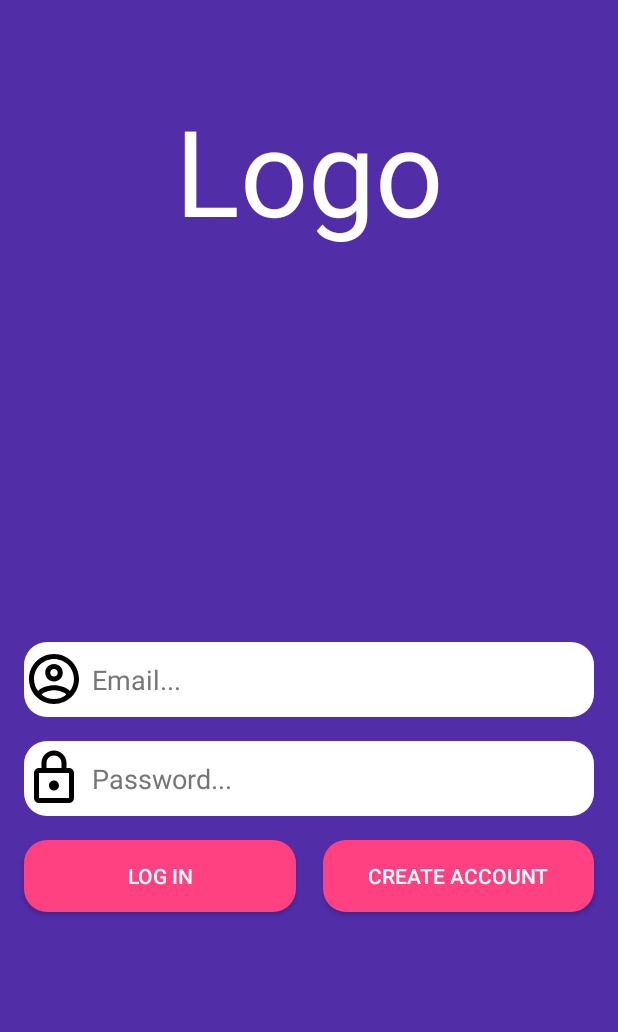
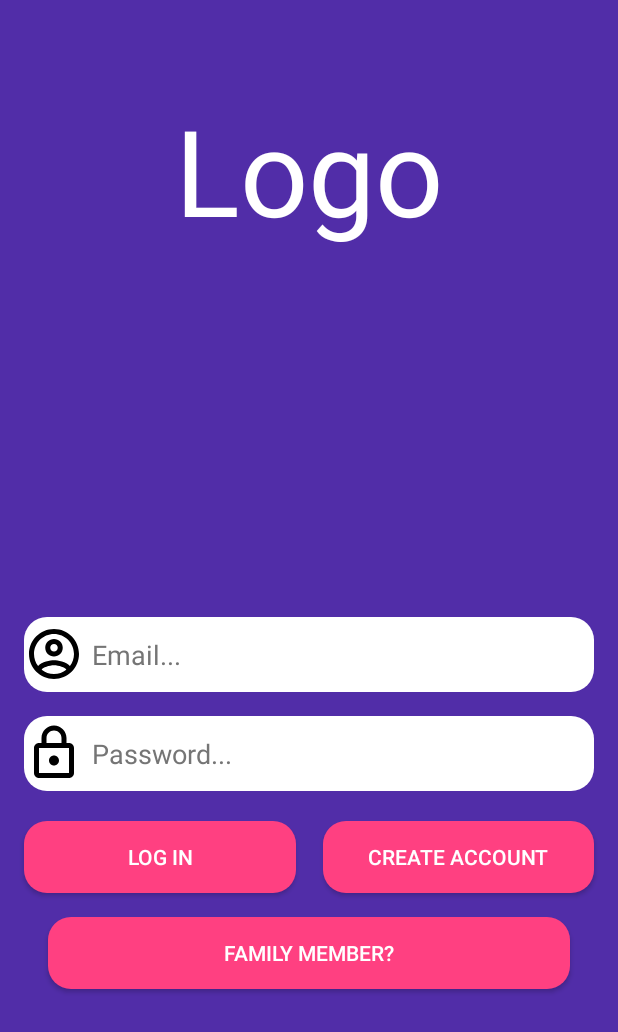
Before and after one commit to Loptt/pec-emergency-system, an Android app: the screen it shows after launch (LoginActivity), on a phone screen of 412 x 824 dp. Shown: the top 1032 px of the screen. Run offline under Robolectric (Android 15) with nearby library versions, the phone set to English and light mode, and no system bars.

Commit message:
Login Screen Finished

```diff
--- a/App/EmergencySystem/app/src/main/res/layout/activity_login.xml
+++ b/App/EmergencySystem/app/src/main/res/layout/activity_login.xml
@@ -52,10 +52,10 @@
         android:layout_marginLeft="16dp"
         android:layout_marginRight="8dp"
         android:layout_marginStart="16dp"
-        android:layout_marginTop="16dp"
+        android:layout_marginTop="20dp"
+        android:background="@drawable/rounded_button"
         android:text="@string/loginb_text"
         android:textColor="@color/colorTextIcons"
-        android:background="@drawable/rounded_button"
         app:layout_constraintEnd_toStartOf="@+id/SignUp_Button"
         app:layout_constraintStart_toStartOf="parent"
         app:layout_constraintTop_toBottomOf="@+id/passwordField" />
@@ -101,6 +101,22 @@
         android:layout_width="wrap_content"
         android:layout_height="wrap_content"
         android:orientation="horizontal"
-        app:layout_constraintGuide_percent="0.50" />
+        app:layout_constraintGuide_percent="0.48" />
+
+    <Button
+        android:id="@+id/Family_Button"
+        android:layout_width="0dp"
+        android:layout_height="wrap_content"
+        android:layout_marginEnd="32dp"
+        android:layout_marginLeft="32dp"
+        android:layout_marginRight="32dp"
+        android:layout_marginStart="32dp"
+        android:layout_marginTop="16dp"
+        android:background="@drawable/rounded_button"
+        android:text="@string/familyb_text"
+        android:textColor="@color/colorTextIcons"
+        app:layout_constraintEnd_toEndOf="parent"
+        app:layout_constraintStart_toStartOf="parent"
+        app:layout_constraintTop_toBottomOf="@+id/LogIn_Button" />
 
 </android.support.constraint.ConstraintLayout>
--- a/App/EmergencySystem/app/src/main/res/values/strings.xml
+++ b/App/EmergencySystem/app/src/main/res/values/strings.xml
@@ -6,4 +6,5 @@
     <string name="password_hint">Password...</string>
     <string name="loginb_text">Log In</string>
     <string name="signupb_text">Create Account</string>
+    <string name="familyb_text">Family Member?</string>
 </resources>
```
